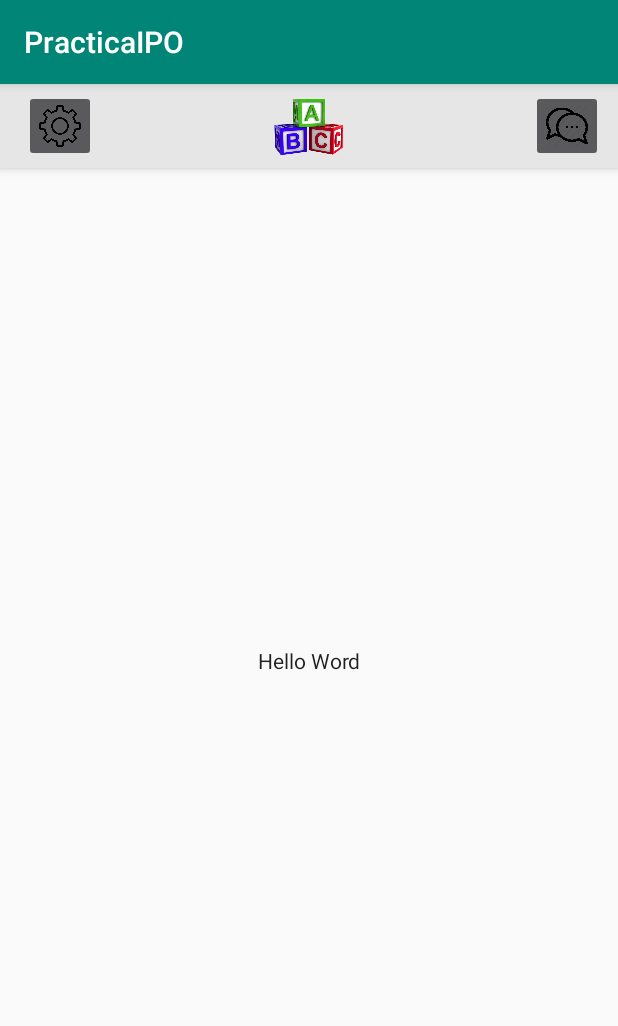
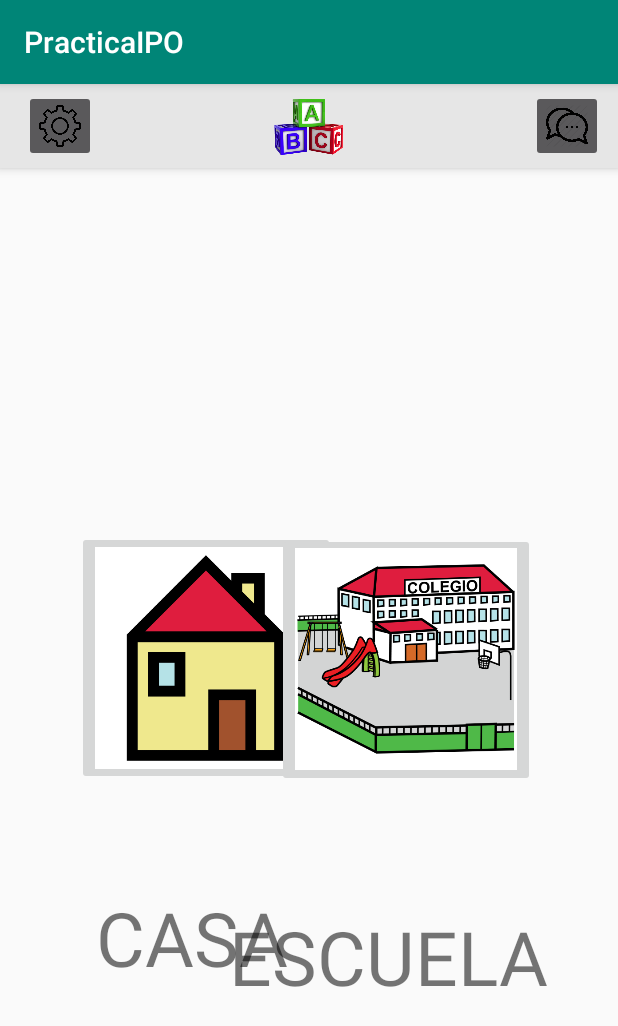
Before and after one commit to Alvarogv96/PracticaIPO, an Android app: the MainActivity screen opened directly, with no data from a screen before it, on a phone screen of 412 x 824 dp. Shown: the top 1026 px of the screen. Run offline under Robolectric (Android 15) with nearby library versions, the phone set to English and light mode, and no system bars; 1 statement that could not run was skipped.

Commit message:
Pantalla principal sin funcionalidad

```diff
--- a/app/src/main/res/layout/activity_main.xml
+++ b/app/src/main/res/layout/activity_main.xml
@@ -9,14 +9,57 @@
     <include
         android:id="@+id/toolbar"
         layout="@layout/toolbar" />
-    <TextView
-        android:layout_width="wrap_content"
-        android:layout_height="wrap_content"
-        android:text="Hello Word"
+
+    <ImageButton
+        android:id="@+id/imageButton"
+        style="@style/Widget.AppCompat.ImageButton"
+        android:layout_width="172dp"
+        android:layout_height="169dp"
+        android:scaleType="centerInside"
+        android:src="@mipmap/casa"
         android:textAppearance="@style/TextAppearance.AppCompat.Body1"
         app:layout_constraintBottom_toBottomOf="parent"
+        app:layout_constraintHorizontal_bias="0.213"
+        app:layout_constraintLeft_toLeftOf="parent"
+        app:layout_constraintRight_toRightOf="parent"
+        app:layout_constraintTop_toTopOf="parent"
+        app:layout_constraintVertical_bias="0.498" />
+
+    <ImageButton
+        android:id="@+id/imageButton2"
+        android:layout_width="172dp"
+        android:layout_height="169dp"
+        android:scaleType="fitStart"
+        android:src="@mipmap/escuela"
+        android:textAppearance="@style/TextAppearance.AppCompat.Body1"
+        app:layout_constraintBottom_toBottomOf="parent"
+        app:layout_constraintHorizontal_bias="0.769"
         app:layout_constraintLeft_toLeftOf="parent"
         app:layout_constraintRight_toRightOf="parent"
         app:layout_constraintTop_toTopOf="parent" />
 
+    <TextView
+        android:layout_width="131dp"
+        android:layout_height="72dp"
+        android:text="CASA"
+        android:textSize="50dp"
+        app:layout_constraintBottom_toBottomOf="parent"
+        app:layout_constraintEnd_toEndOf="parent"
+        app:layout_constraintHorizontal_bias="0.228"
+        app:layout_constraintStart_toStartOf="parent"
+        app:layout_constraintTop_toBottomOf="@+id/imageButton"
+        app:layout_constraintVertical_bias="0.298" />
+
+    <TextView
+        android:layout_width="219dp"
+        android:layout_height="66dp"
+        android:text="ESCUELA"
+        android:textSize="50dp"
+        app:layout_constraintBottom_toBottomOf="parent"
+        app:layout_constraintEnd_toEndOf="parent"
+        app:layout_constraintHorizontal_bias="0.791"
+        app:layout_constraintStart_toStartOf="parent"
+        app:layout_constraintTop_toBottomOf="@+id/imageButton2"
+        app:layout_constraintVertical_bias="0.341" />
+
 </androidx.constraintlayout.widget.ConstraintLayout>
```
Also changed, not shown: app/src/main/res/mipmap-hdpi/casa.png (added), app/src/main/res/mipmap-hdpi/escuela.png (added), app/src/main/res/mipmap-hdpi/ic_launcher.png (deleted), app/src/main/res/mipmap-hdpi/ic_launcher_round.png (deleted).
